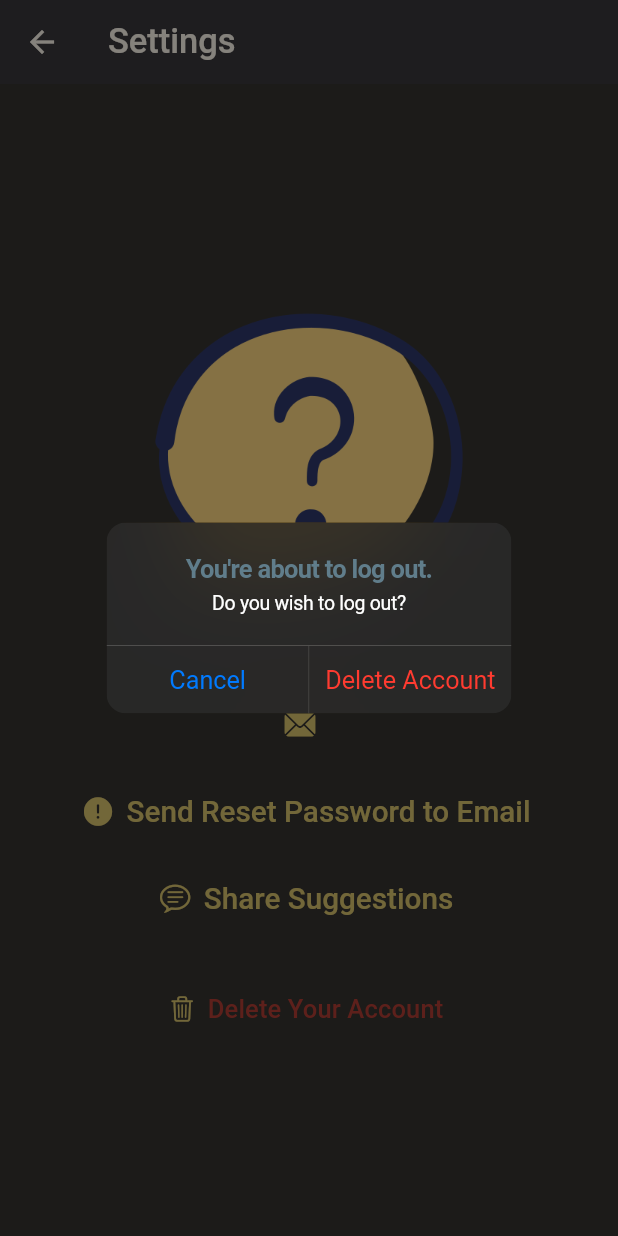
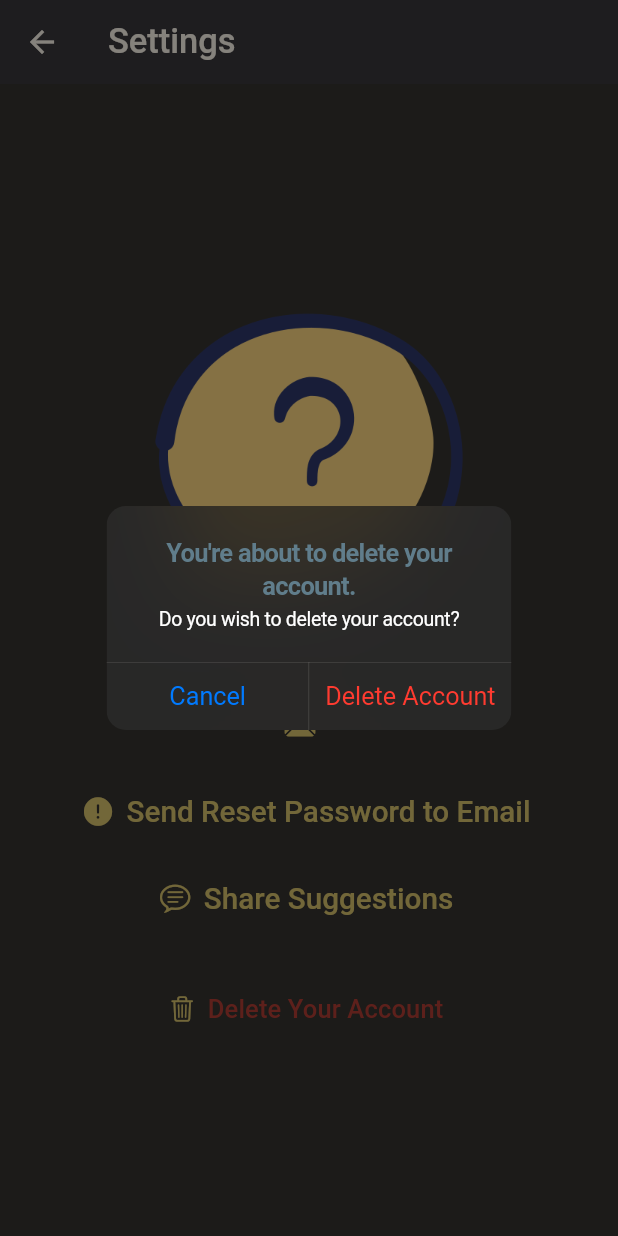
Before and after one commit to yosoybunal/Bonderful-iOS-Repo, a Flutter app: the AccountSettingsScreen screen opened directly, after a tap on "Delete Your Account", on a phone screen of 412 x 824 dp. Run offline on Flutter 3.47's test engine with Material 2 defaults, Android fonts, the phone set to English and light mode, and no system bars; our stand-ins replace cloud_firestore, firebase_auth, firebase_core, flutter_riverpod, font_awesome_flutter, google_fonts and 1 more; missing offline and left inert: flutter_emoji, purchases_flutter; accounts and stored records are empty; Roboto replaces fonts that are missing (Alef).

Commit message:
text corrections

```diff
--- a/lib/screens/account_settings_screen.dart
+++ b/lib/screens/account_settings_screen.dart
@@ -22,13 +22,13 @@ class AccountSettingsScreen extends StatelessWidget {
       builder: (BuildContext context) {
         return CupertinoAlertDialog(
           title: const Text(
-            'You\'re about to log out.',
+            'You\'re about to delete your account.',
             style: TextStyle(
               color: CupertinoDynamicColor.withBrightness(
                   color: Colors.blueGrey, darkColor: Colors.blueGrey),
             ),
           ),
-          content: const Text('Do you wish to log out?'),
+          content: const Text('Do you wish to delete your account?'),
           actions: <Widget>[
             CupertinoDialogAction(
               onPressed: () {
--- a/lib/screens/category_screen.dart
+++ b/lib/screens/category_screen.dart
@@ -243,7 +243,7 @@ class _CategoryScreenState extends State<CategoryScreen>
                 Navigator.pop(context);
               },
               child: const Text(
-                'Sign Out',
+                'Log Out',
                 style: TextStyle(color: CupertinoColors.destructiveRed),
               ),
             ),
--- a/lib/screens/user_favorites_screen.dart
+++ b/lib/screens/user_favorites_screen.dart
@@ -46,7 +46,8 @@ class _UserFavoritesScreenState extends State<UserFavoritesScreen> {
 
           if (snapshot.connectionState == ConnectionState.waiting) {
             return const Center(
-              child: CircularProgressIndicator(),
+              child: CupertinoActivityIndicator(
+                  radius: 15.0, color: CupertinoColors.activeBlue),
             );
           }
 
```
